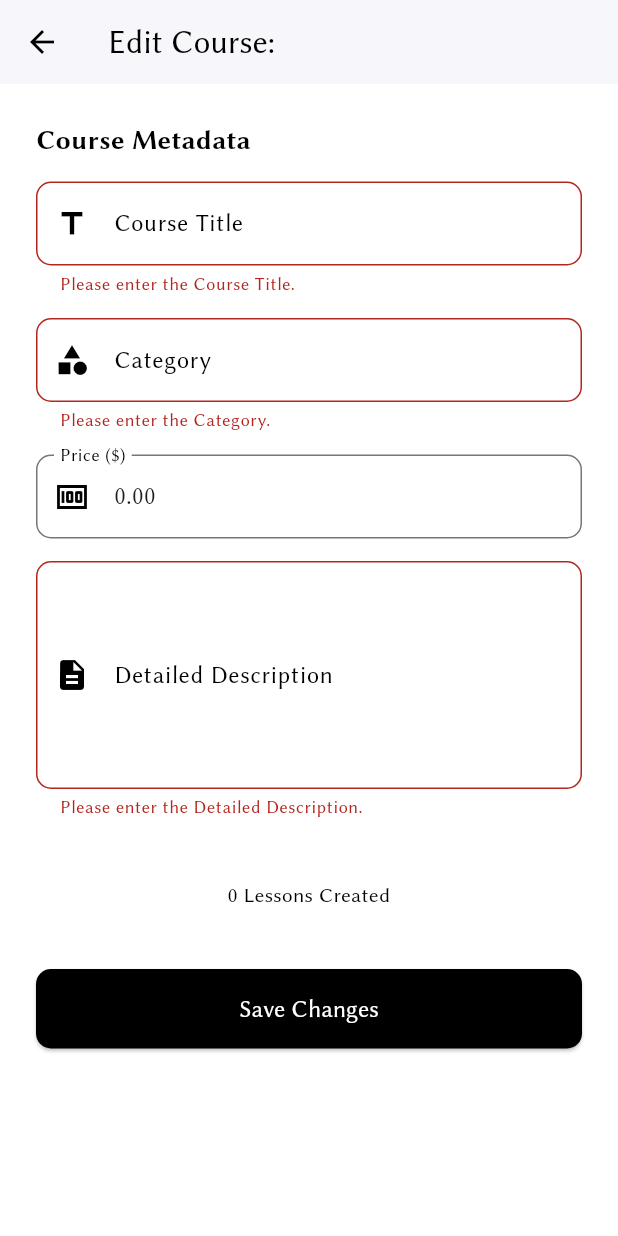
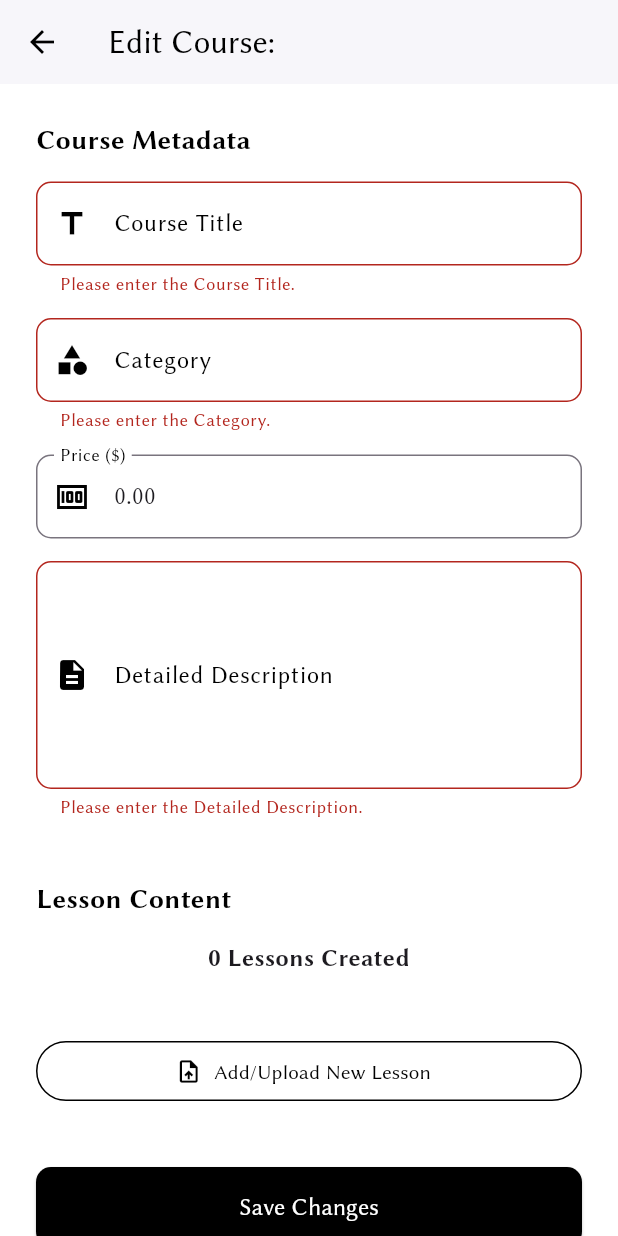
Before and after one commit to POOJAELANGO03/ZENTASK, a Flutter app: the CourseEditScreen screen opened directly with empty values, after a tap on "Save Changes", on a phone screen of 412 x 824 dp. Run offline on Flutter 3.47's test engine with Material 3 defaults, Android fonts, the phone set to English and light mode, and no system bars; our stand-ins replace cloud_firestore, firebase_auth, firebase_core, flutter_riverpod, google_sign_in, image_picker and 1 more; accounts and stored records are empty.

Commit message:
Feat: Completed Trainer Flow by integrating Cloudinary video upload, file picking, and lesson list management into Course Edit screen.

```diff
--- /dev/null
+++ b/lib/core/services/cloudinary_constants.dart
@@ -0,0 +1,16 @@
+// lib/core/services/cloudinary_constants.dart (UPDATED with Credentials)
+
+// 🔑 Your Cloudinary Account Details
+class CloudinaryConstants {
+  static const String CLOUD_NAME = 'dgd5y6149'; // Extracted from CLOUDINARY_URL
+
+  // These are for reference/server-side, but good practice to define.
+  static const String API_KEY = '829882985184266';
+  static const String API_SECRET = 'bT9UfCWb-HcIFX9Gxsy3oj9Xzjo';
+
+  // NOTE: REPLACE THIS WITH THE ACTUAL UPLOAD PRESET NAME YOU CREATED (e.g., 'coursehive_videos')
+  static const String UPLOAD_PRESET = 'zentask';
+
+  // The upload endpoint URL (uses 'video' resource type)
+  static const String UPLOAD_URL = 'https://api.cloudinary.com/v1_1/dgd5y6149/video/upload';
+}
--- a/lib/modules/course/view/course_edit_screen.dart
+++ b/lib/modules/course/view/course_edit_screen.dart
@@ -1,10 +1,13 @@
-// lib/modules/course/view/course_edit_screen.dart
+// lib/modules/course/view/course_edit_screen.dart (FINAL RECTIFICATION)
 
 import 'package:flutter/material.dart';
 import 'package:flutter_riverpod/flutter_riverpod.dart';
 import '../model/course_model.dart';
 import '../viewmodel/trainer_course_viewmodel.dart';
-// Note: We need a new service method for UPDATING the course, which we'll assume is added to CourseService later.
+// 🔑 FIX 1: This import should now succeed
+import '../viewmodel/course_lesson_viewmodel.dart';
+// 🔑 FIX 2: Import the Lesson Upload Screen (assuming it exists in the view folder)
+import 'lesson_upload_screen.dart';
 
 class CourseEditScreen extends ConsumerStatefulWidget {
   final CourseModel course;
@@ -24,7 +27,6 @@ class _CourseEditScreenState extends ConsumerState<CourseEditScreen> {
   @override
   void initState() {
     super.initState();
-    // Initialize controllers with the existing course data
     _titleController = TextEditingController(text: widget.course.title);
     _descriptionController = TextEditingController(text: widget.course.description);
     _priceController = TextEditingController(text: widget.course.price.toStringAsFixed(2));
@@ -37,7 +39,6 @@ class _CourseEditScreenState extends ConsumerState<CourseEditScreen> {
 
       final viewModel = ref.read(trainerCourseViewModelProvider.notifier);
 
-      // 🔑 NOTE: This method needs to be added to TrainerCourseViewModel (Step 2)
       await viewModel.updateCourseListing(
         courseId: widget.course.id,
         title: _titleController.text.trim(),
@@ -50,7 +51,7 @@ class _CourseEditScreenState extends ConsumerState<CourseEditScreen> {
         ScaffoldMessenger.of(context).showSnackBar(
           const SnackBar(content: Text('Course updated successfully!')),
         );
-        Navigator.pop(context); // Go back to the dashboard
+        Navigator.pop(context);
       }
     }
   }
@@ -58,6 +59,9 @@ class _CourseEditScreenState extends ConsumerState<CourseEditScreen> {
   @override
   Widget build(BuildContext context) {
     final state = ref.watch(trainerCourseViewModelProvider);
+
+    // 🔑 FIX 3: This watch now resolves correctly
+    final lessonsAsync = ref.watch(courseLessonsStreamProvider(widget.course.id));
 
     return Scaffold(
       backgroundColor: Colors.white,
@@ -79,24 +83,63 @@ class _CourseEditScreenState extends ConsumerState<CourseEditScreen> {
 
               // Title Field
               _buildTextFormField(_titleController, 'Course Title', Icons.title),
+              // ... other metadata fields (Category, Price, Description) ...
               const SizedBox(height: 15),
-
-              // Category Field
               _buildTextFormField(_categoryController, 'Category', Icons.category),
               const SizedBox(height: 15),
-
-              // Price Field
               _buildTextFormField(_priceController, 'Price (\$)', Icons.money, keyboardType: TextInputType.number),
               const SizedBox(height: 15),
-
-              // Description Field
               _buildTextFormField(_descriptionController, 'Detailed Description', Icons.description, maxLines: 5),
               const SizedBox(height: 40),
 
-              // Lessons/Upload Button (Simplified placeholder)
-              Center(
-                child: Text('${widget.course.lessonCount} Lessons Created', style: const TextStyle(color: Colors.black)),
+              // NEW: Lessons Display Section
+              const Text('Lesson Content', style: TextStyle(fontSize: 18, fontWeight: FontWeight.bold, color: Colors.black)),
+              const SizedBox(height: 15),
+
+              lessonsAsync.when(
+                loading: () => const Center(child: Text('Loading lessons...')),
+                error: (err, stack) => Center(child: Text('Error loading lessons: $err')),
+                data: (lessons) {
+                  return Column(
+                    crossAxisAlignment: CrossAxisAlignment.stretch,
+                    children: [
+                      // FIX: Display the actual count from the fetched list
+                      Center(
+                        child: Text('${lessons.length} Lessons Created',
+                          style: const TextStyle(fontSize: 16, fontWeight: FontWeight.bold),
+                        ),
+                      ),
+                      const SizedBox(height: 20),
+
+                      // List all lessons
+                      ...lessons.map((lesson) => ListTile(
+                        leading: const Icon(Icons.videocam, color: Colors.black),
+                        title: Text(lesson.title, style: const TextStyle(color: Colors.black)),
+                        subtitle: Text(
+                          'Duration: ${lesson.durationSeconds}s | Preview: ${lesson.isPreviewable ? 'Yes' : 'No'}',
+                          style: TextStyle(color: Colors.grey.shade600),
+                        ),
+                      )).toList(),
+
+                      const SizedBox(height: 20),
+
+                      // Button to navigate to the upload screen for THIS course
+                      OutlinedButton.icon(
+                        onPressed: () {
+                          // 🔑 FIX 4: Correctly call the constructor for LessonUploadScreen
+                          Navigator.push(context, MaterialPageRoute(
+                            builder: (_) => LessonUploadScreen(courseId: widget.course.id),
+                          ));
+                        },
+                        icon: const Icon(Icons.upload_file, color: Colors.black),
+                        label: const Text('Add/Upload New Lesson', style: TextStyle(color: Colors.black)),
+                        style: OutlinedButton.styleFrom(side: const BorderSide(color: Colors.black)),
+                      ),
+                    ],
+                  );
+                },
               ),
+
               const SizedBox(height: 40),
 
               ElevatedButton(
--- /dev/null
+++ b/lib/modules/course/viewmodel/course_lesson_viewmodel.dart
@@ -0,0 +1,12 @@
+// lib/modules/course/viewmodel/course_lesson_viewmodel.dart (NEW FILE)
+
+import 'package:flutter_riverpod/flutter_riverpod.dart';
+import '../../../providers.dart';
+import '../model/video_lesson_model.dart';
+import '../service/course_service.dart';
+
+// Provider that streams all lessons for a given course ID
+final courseLessonsStreamProvider = StreamProvider.family<List<VideoLessonModel>, String>((ref, courseId) {
+  final courseService = ref.watch(courseServiceProvider);
+  return courseService.getCourseLessons(courseId);
+});
--- a/pubspec.yaml
+++ b/pubspec.yaml
@@ -13,6 +13,8 @@ dependencies:
   video_player: ^2.8.2
   chewie: ^1.7.5
   google_sign_in: ^6.1.6
+  image_picker: ^1.1.2
+  http: ^1.2.1
 
   cupertino_icons: ^1.0.8
 
```
Also changed, not shown: lib/modules/course/service/course_service.dart (+47 -18 lines), lib/modules/course/view/course_creation_screen.dart (+17 -12 lines), lib/modules/course/view/lesson_upload_screen.dart (added, +176 -0 lines), lib/modules/course/viewmodel/trainer_course_viewmodel.dart (+87 -25 lines), pubspec.lock, 5 other files.
